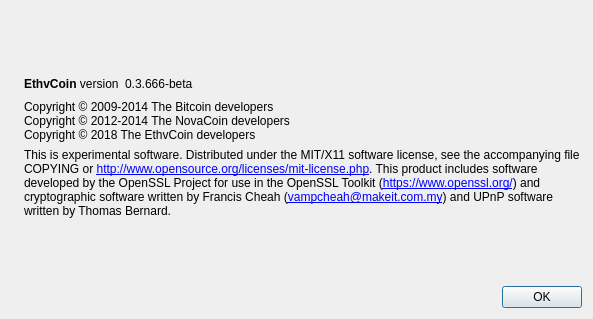
The window that src/qt/forms/aboutdialog.ui (ethvcoins/ethv) describes before a commit, drawn with Qt 5.
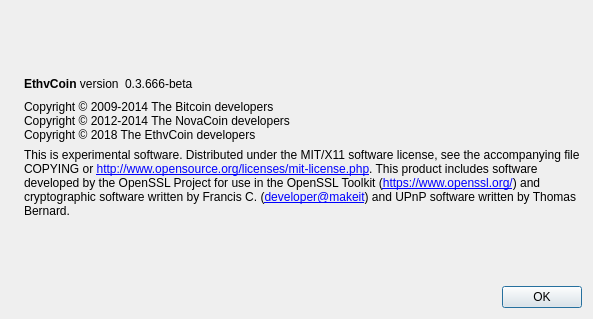
The same window after the commit. Icons and pictures are not drawn.

Diff of the .ui file:
```diff
--- a/src/qt/forms/aboutdialog.ui
+++ b/src/qt/forms/aboutdialog.ui
@@ -111,7 +111,7 @@
 
 Distributed under the MIT/X11 software license, see the accompanying file COPYING or &lt;a href=&quot;http://www.opensource.org/licenses/mit-license.php&quot;&gt;http://www.opensource.org/licenses/mit-license.php&lt;/a&gt;.
 
-This product includes software developed by the OpenSSL Project for use in the OpenSSL Toolkit (&lt;a href=&quot;https://www.openssl.org/&quot;&gt;https://www.openssl.org/&lt;/a&gt;) and cryptographic software written by Francis Cheah (&lt;a href=&quot;mailto:vampcheah@makeit.com.my&quot;&gt;vampcheah@makeit.com.my&lt;/a&gt;) and UPnP software written by Thomas Bernard.</string>
+This product includes software developed by the OpenSSL Project for use in the OpenSSL Toolkit (&lt;a href=&quot;https://www.openssl.org/&quot;&gt;https://www.openssl.org/&lt;/a&gt;) and cryptographic software written by Francis C. (&lt;a href=&quot;mailto:developer@makeit&quot;&gt;developer@makeit&lt;/a&gt;) and UPnP software written by Thomas Bernard.</string>
        </property>
        <property name="textFormat">
         <enum>Qt::RichText</enum>
```
